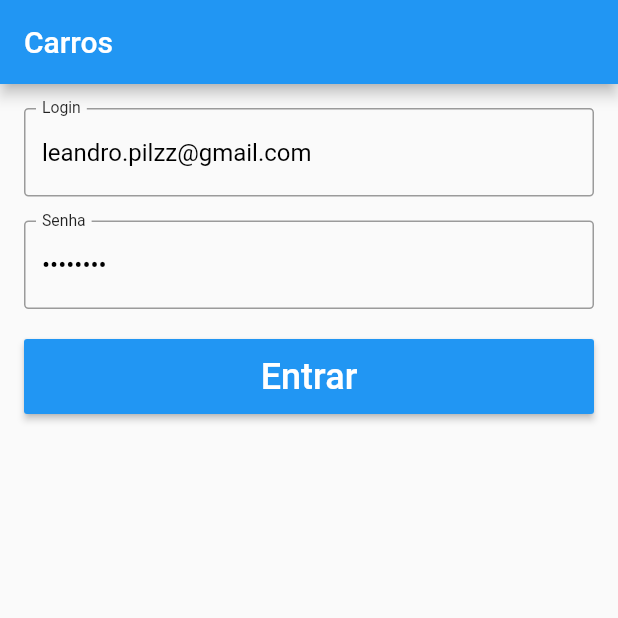
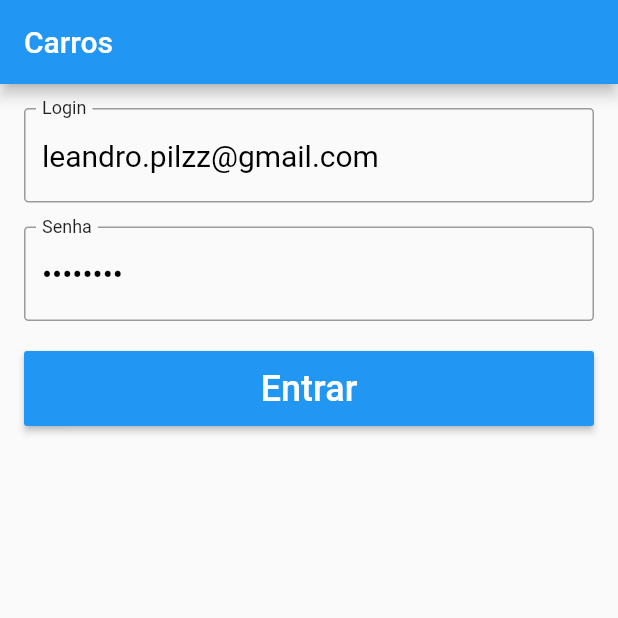
Before and after one commit to leandropilz/flutter-carros, a Flutter app: the screen it shows after launch, on a phone screen of 412 x 824 dp, the top half of it. Run offline on Flutter 3.47's test engine with Material 2 defaults, Android fonts, the phone set to English and light mode, and no system bars.

```diff
--- /dev/null
+++ b/lib/domain/services/response.dart
@@ -0,0 +1,14 @@
+class Response {
+  final String status;
+  final String msg;
+
+  Response(this.status, this.msg);
+
+  Response.fromJson(Map<String, dynamic> map)
+      : status = map["status"],
+        msg = map["msg"];
+
+  bool isOk() {
+    return status == "OK";
+  }
+}
--- a/lib/pages/login_pages.dart
+++ b/lib/pages/login_pages.dart
@@ -1,11 +1,20 @@
+import 'package:carros/domain/services/login_service.dart';
+import 'package:carros/utils/alerts.dart';
 import 'package:flutter/material.dart';
 
-class LoginPage extends StatelessWidget {
+class LoginPage extends StatefulWidget {
+  @override
+  _LoginPageState createState() => _LoginPageState();
+}
+
+class _LoginPageState extends State<LoginPage> {
   final _tLoginController =
       TextEditingController(text: "leandro.pilzz@gmail.com");
   final _tPasswController = TextEditingController(text: "12345678");
 
   final GlobalKey<FormState> _formKey = GlobalKey<FormState>();
+
+  var _progress = false;
 
   @override
   Widget build(BuildContext context) {
@@ -45,11 +54,11 @@ class LoginPage extends StatelessWidget {
             controller: _tLoginController,
             validator: _validatorLogin,
             keyboardType: TextInputType.emailAddress,
-            style: TextStyle(color: Colors.black, fontSize: 16),
+            style: TextStyle(color: Colors.black, fontSize: 20),
 //            textCapitalization: TextCapitalization.characters,
             decoration: InputDecoration(
               labelText: "Login",
-              labelStyle: TextStyle(color: Colors.black87, fontSize: 14),
+              labelStyle: TextStyle(color: Colors.black87, fontSize: 16),
               hintText: "Digite o seu login.",
               hintStyle: TextStyle(color: Colors.black87),
               border: OutlineInputBorder(
@@ -65,11 +74,11 @@ class LoginPage extends StatelessWidget {
               validator: _validatorPasswd,
               obscureText: true,
               keyboardType: TextInputType.number,
-              style: TextStyle(color: Colors.black, fontSize: 16),
+              style: TextStyle(color: Colors.black, fontSize: 20),
               textCapitalization: TextCapitalization.characters,
               decoration: InputDecoration(
                 labelText: "Senha",
-                labelStyle: TextStyle(color: Colors.black87, fontSize: 14),
+                labelStyle: TextStyle(color: Colors.black87, fontSize: 16),
                 hintText: "Digite o sua senha.",
                 hintStyle: TextStyle(color: Colors.black54),
                 border: OutlineInputBorder(
@@ -87,7 +96,11 @@ class LoginPage extends StatelessWidget {
                 _onClickLogin(context);
               },
               color: Colors.blue,
-              child: Text(
+              child: _progress
+                  ? CircularProgressIndicator(
+                      valueColor: AlwaysStoppedAnimation(Colors.white),
+                    ) //CircularProgressIndicator
+                  : Text(
                       "Entrar",
                       style: TextStyle(
                         color: Colors.white,
@@ -101,7 +114,7 @@ class LoginPage extends StatelessWidget {
     ); //Form
   }
 
-  _onClickLogin(BuildContext context) {
+  _onClickLogin(BuildContext context) async {
     final login = _tLoginController;
     final passw = _tPasswController;
 
@@ -109,6 +122,20 @@ class LoginPage extends StatelessWidget {
       return;
     }
 
-    print("Login ${login.text}, senha ${passw.text}");
+    setState(() {
+      _progress = true;
+    });
+
+    final response = await LoginService.login(login.text, passw.text);
+
+    setState(() {
+      _progress = false;
+    });
+
+    if (response.isOk()) {
+      print("Entrar na home.");
+    } else {
+      alert(context, "Erro", response.msg);
     }
   }
+}
--- a/pubspec.yaml
+++ b/pubspec.yaml
@@ -19,6 +19,7 @@ environment:
 dependencies:
   flutter:
     sdk: flutter
+  http: ^0.12.0+2
 
   # The following adds the Cupertino Icons font to your application.
   # Use with the CupertinoIcons class for iOS style icons.
```
Also changed, not shown: lib/domain/services/login_service.dart (added, +13 -0 lines), lib/utils/alerts.dart (added, +20 -0 lines), lib/domain/services/carro_service.dart (added), pubspec.lock. Lines whose indentation alone changed are shown as unchanged.
